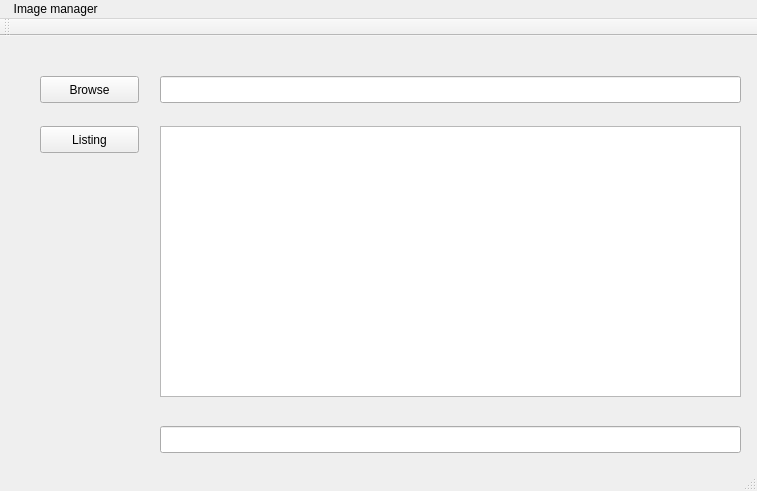
Old version of the form Unix_part1/mainwindow.ui in the repository tung-lam/Unix-Programming-Project.
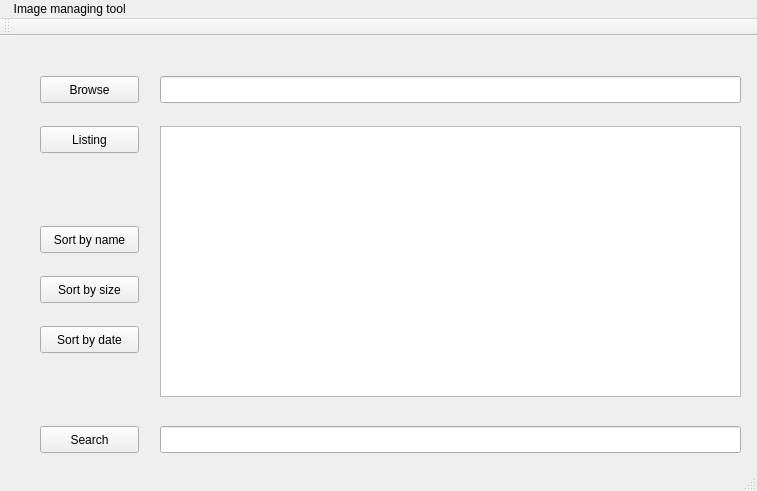
New version of the form.

Commit message: add some buttons + placeholder text

The edit to the form file:
```diff
--- a/Unix_part1/mainwindow.ui
+++ b/Unix_part1/mainwindow.ui
@@ -10,6 +10,12 @@
     <height>491</height>
    </rect>
   </property>
+  <property name="maximumSize">
+   <size>
+    <width>757</width>
+    <height>491</height>
+   </size>
+  </property>
   <property name="windowTitle">
    <string>MainWindow</string>
   </property>
@@ -70,6 +76,58 @@
      <string>Listing</string>
     </property>
    </widget>
+   <widget class="QPushButton" name="searchButton">
+    <property name="geometry">
+     <rect>
+      <x>40</x>
+      <y>390</y>
+      <width>99</width>
+      <height>27</height>
+     </rect>
+    </property>
+    <property name="text">
+     <string>Search</string>
+    </property>
+   </widget>
+   <widget class="QPushButton" name="sortByNameButton">
+    <property name="geometry">
+     <rect>
+      <x>40</x>
+      <y>190</y>
+      <width>99</width>
+      <height>27</height>
+     </rect>
+    </property>
+    <property name="text">
+     <string>Sort by name</string>
+    </property>
+   </widget>
+   <widget class="QPushButton" name="sortBySizeButton">
+    <property name="geometry">
+     <rect>
+      <x>40</x>
+      <y>240</y>
+      <width>99</width>
+      <height>27</height>
+     </rect>
+    </property>
+    <property name="text">
+     <string>Sort by size</string>
+    </property>
+   </widget>
+   <widget class="QPushButton" name="sortByDateButton">
+    <property name="geometry">
+     <rect>
+      <x>40</x>
+      <y>290</y>
+      <width>99</width>
+      <height>27</height>
+     </rect>
+    </property>
+    <property name="text">
+     <string>Sort by date</string>
+    </property>
+   </widget>
   </widget>
   <widget class="QMenuBar" name="menuBar">
    <property name="geometry">
@@ -82,7 +140,7 @@
    </property>
    <widget class="QMenu" name="menuImage">
     <property name="title">
-     <string> Image manager</string>
+     <string> Image managing tool</string>
     </property>
    </widget>
    <addaction name="menuImage"/>
```
Left out of the diff: 3 changed lines with no effect on the pictures. The commit also changes 8 other files.
